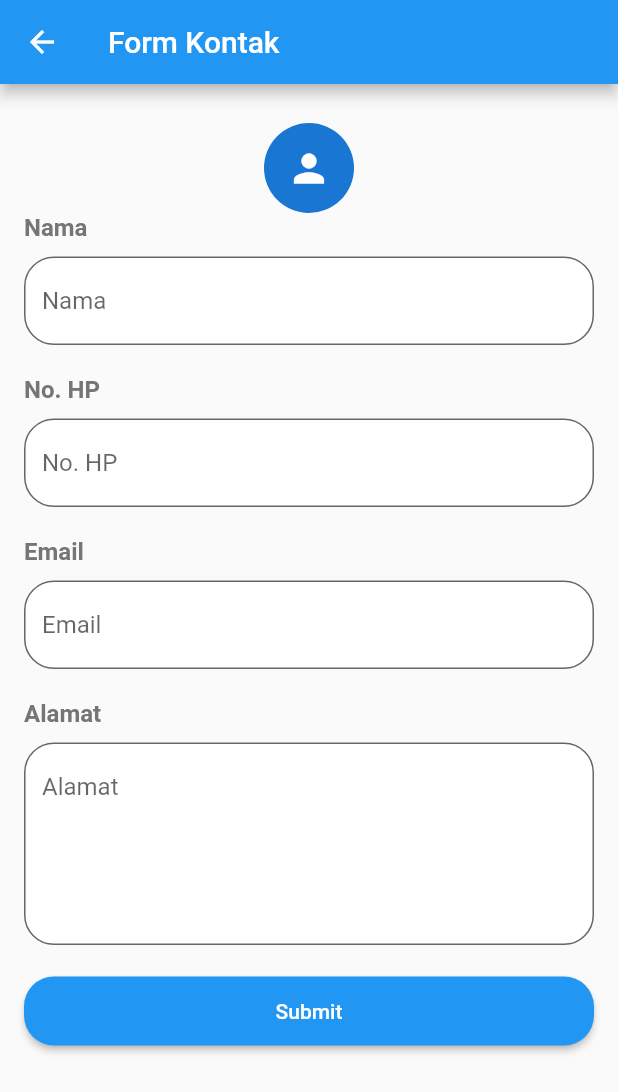
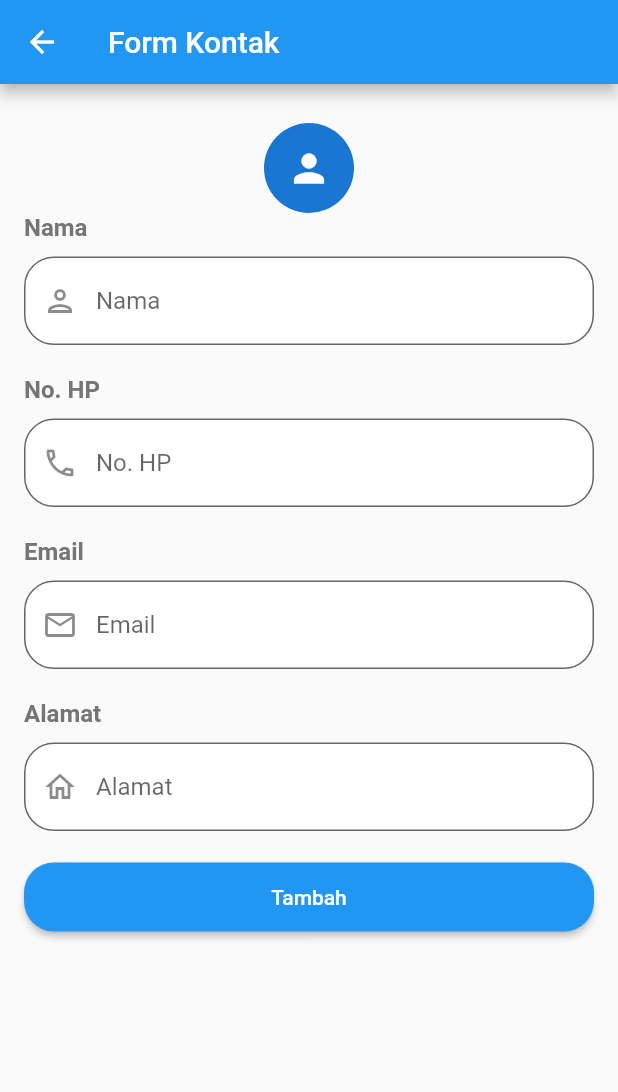
Before and after one commit to acid99/Aplikasi-Kontak-CRUD-Firebase, a Flutter app: the screen it shows after launch, after a tap on the "add" icon, on a phone screen of 412 x 824 dp. Shown: the top 1092 px of the screen. Run offline on Flutter 3.47's test engine with Material 2 defaults, Android fonts, the phone set to English and light mode, and no system bars; our stand-ins replace cloud_firestore, firebase_core; accounts and stored records are empty.

Commit message:
icons updated

```diff
--- a/lib/form.dart
+++ b/lib/form.dart
@@ -113,6 +113,7 @@ class _FormPageState extends State<FormPage> {
               controller: namaController,
               decoration: InputDecoration(
                   hintText: "Nama",
+                  prefixIcon: Icon(Icons.person_outlined),
                   border: OutlineInputBorder(
                     borderRadius: BorderRadius.circular(20),
                   ),
@@ -120,7 +121,7 @@ class _FormPageState extends State<FormPage> {
                   filled: true),
               validator: (value) {
                 if (value!.isEmpty) {
-                  return 'Nama is Required!';
+                  return 'Nama harus diisi!!!';
                 }
                 return null;
               },
@@ -139,6 +140,7 @@ class _FormPageState extends State<FormPage> {
               controller: nohpController,
               decoration: InputDecoration(
                   hintText: "No. HP",
+                  prefixIcon: Icon(Icons.phone_outlined),
                   border: OutlineInputBorder(
                     borderRadius: BorderRadius.circular(20),
                   ),
@@ -146,7 +148,7 @@ class _FormPageState extends State<FormPage> {
                   filled: true),
               validator: (value) {
                 if (value!.isEmpty) {
-                  return 'No. HP is Required!';
+                  return 'No. HP harus diisi!!!';
                 }
                 return null;
               },
@@ -165,6 +167,7 @@ class _FormPageState extends State<FormPage> {
               controller: emailController,
               decoration: InputDecoration(
                   hintText: "Email",
+                  prefixIcon: Icon(Icons.email_outlined),
                   border: OutlineInputBorder(
                     borderRadius: BorderRadius.circular(20),
                   ),
@@ -172,7 +175,7 @@ class _FormPageState extends State<FormPage> {
                   filled: true),
               validator: (value) {
                 if (value!.isEmpty) {
-                  return 'Email is Required!';
+                  return 'Email harus diisi!!!';
                 }
                 return null;
               },
@@ -189,11 +192,9 @@ class _FormPageState extends State<FormPage> {
             SizedBox(height: 10),
             TextFormField(
               controller: alamatController,
-              keyboardType: TextInputType.multiline,
-              minLines: 5,
-              maxLines: null,
               decoration: InputDecoration(
                   hintText: "Alamat",
+                  prefixIcon: Icon(Icons.home_outlined),
                   border: OutlineInputBorder(
                     borderRadius: BorderRadius.circular(20),
                   ),
@@ -201,7 +202,7 @@ class _FormPageState extends State<FormPage> {
                   filled: true),
               validator: (value) {
                 if (value!.isEmpty) {
-                  return 'Alamat is Required!';
+                  return 'Alamat harus diisi!!!';
                 }
                 return null;
               },
@@ -218,7 +219,7 @@ class _FormPageState extends State<FormPage> {
               child: Padding(
                 padding: const EdgeInsets.symmetric(vertical: 15),
                 child: Text(
-                  "Submit",
+                  "Tambah",
                   style: TextStyle(color: Colors.white),
                 ),
               ),
@@ -242,8 +243,9 @@ class _FormPageState extends State<FormPage> {
                     });
                   }
                   //snackbar notification
-                  final snackBar =
-                      SnackBar(content: Text('Data saved successfully!'));
+                  final snackBar = SnackBar(
+                      content: Text(
+                          'Data telah berhasil disimpan ke dalam database!'));
                   ScaffoldMessenger.of(context).showSnackBar(snackBar);
 
                   //back to main page
--- a/lib/main.dart
+++ b/lib/main.dart
@@ -80,7 +80,7 @@ class _MyAppState extends State<MyApp> {
                     })
                 : Center(
                     child: Text(
-                      'No Data',
+                      'Belum Ada Data',
                       style: TextStyle(fontSize: 20),
                     ),
                   );
--- a/pubspec.yaml
+++ b/pubspec.yaml
@@ -34,6 +34,8 @@ dependencies:
   # The following adds the Cupertino Icons font to your application.
   # Use with the CupertinoIcons class for iOS style icons.
   cupertino_icons: ^1.0.2
+
+  rounded_floating_app_bar: ^0.1.0
 
   #Firebase Database
   cloud_firestore: ^3.1.5
```
Also changed, not shown: pubspec.lock.
